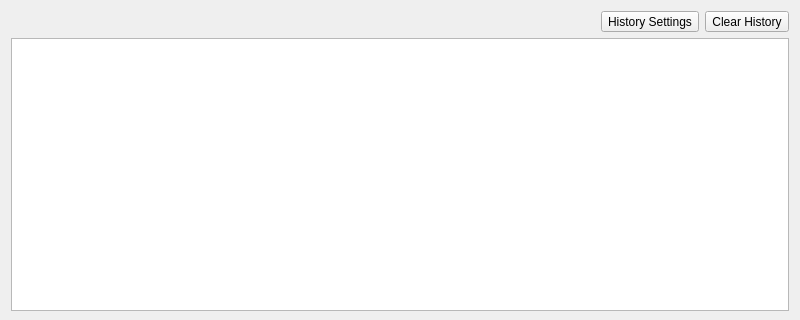
Above: app/src/HistoryDialog/HistoryDialog.ui from emmaexe/ntfyDesktop before the change; both pictures show x 0 to 800 and y 0 to 320 of the 800 by 600 pixel window. Below: the same form after it.
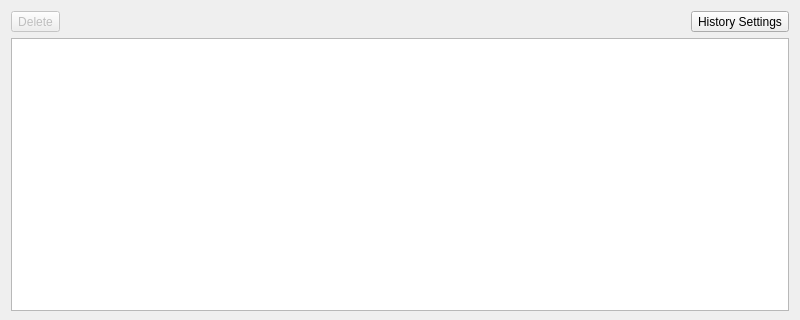
That is the form after the change. Icons and pictures are not drawn.

Commit message: Implement Delete button functionality, add HistorySettingsDialog

What changed in the file:
```diff
--- a/app/src/HistoryDialog/HistoryDialog.ui
+++ b/app/src/HistoryDialog/HistoryDialog.ui
@@ -28,6 +28,22 @@
     <layout class="QVBoxLayout" name="centralWidget">
      <item>
       <layout class="QHBoxLayout" name="buttons">
+       <item>
+        <widget class="QToolButton" name="deleteButton">
+         <property name="enabled">
+          <bool>false</bool>
+         </property>
+         <property name="text">
+          <string>Delete</string>
+         </property>
+         <property name="icon">
+          <iconset theme="edit-delete"/>
+         </property>
+         <property name="toolButtonStyle">
+          <enum>Qt::ToolButtonStyle::ToolButtonTextBesideIcon</enum>
+         </property>
+        </widget>
+       </item>
        <item>
         <spacer name="horizontalSpacer">
          <property name="orientation">
@@ -54,19 +70,6 @@
          </property>
         </widget>
        </item>
-       <item>
-        <widget class="QToolButton" name="clearHistoryButton">
-         <property name="text">
-          <string>Clear History</string>
-         </property>
-         <property name="icon">
-          <iconset theme="edit-clear-history"/>
-         </property>
-         <property name="toolButtonStyle">
-          <enum>Qt::ToolButtonStyle::ToolButtonTextBesideIcon</enum>
-         </property>
-        </widget>
-       </item>
       </layout>
      </item>
     </layout>
```
The commit also changes 9 other files.
